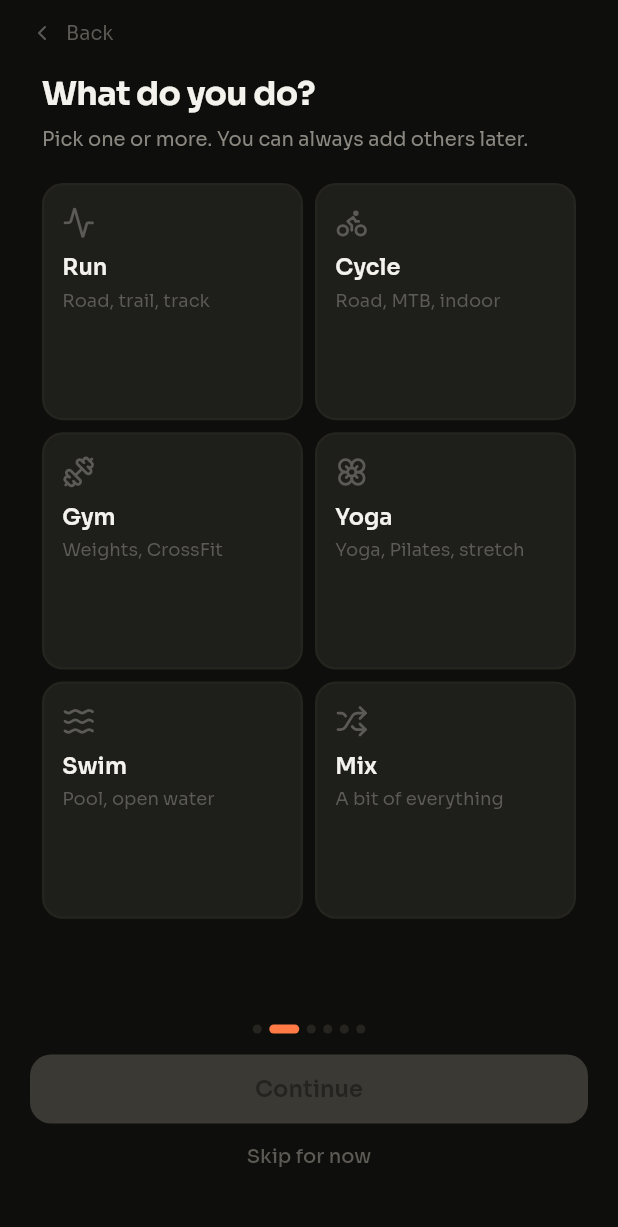
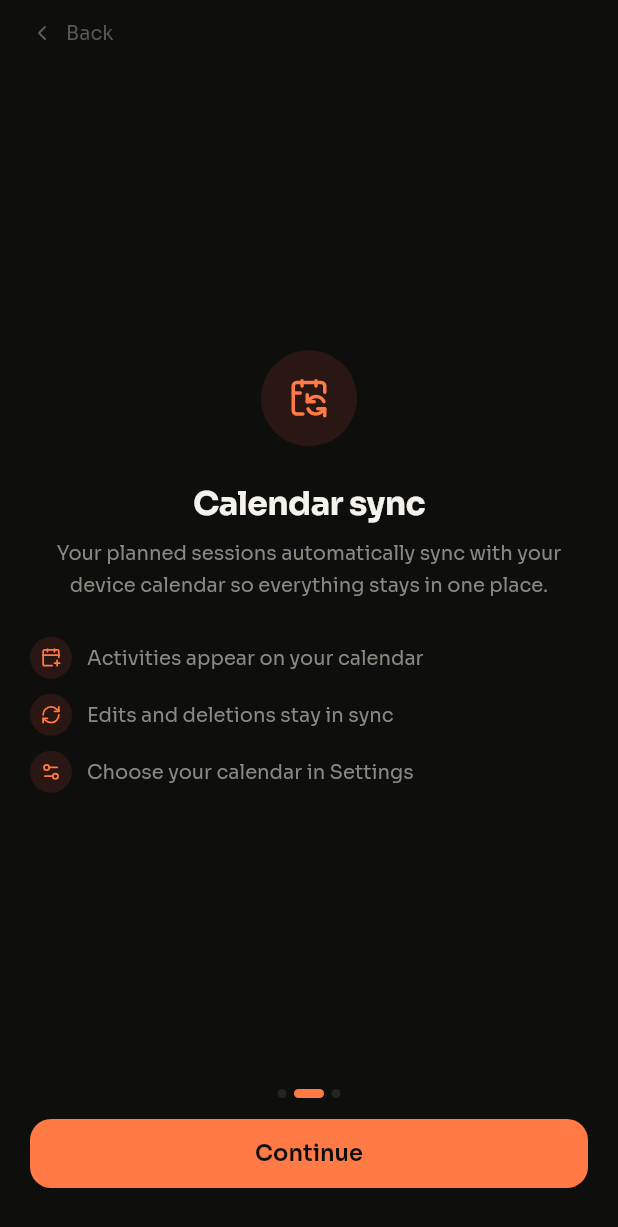
Before and after one commit to devTurambar/sports-planner-app, a Flutter app: the screen it shows after launch, after a tap on "Get started", on a phone screen of 412 x 824 dp. Shown: the top 1227 px of the screen. Run offline on Flutter 3.47's test engine with Material 3 defaults, Android fonts, the phone set to English and light mode, and no system bars; our stand-ins replace google_fonts, lucide_icons_flutter, shared_preferences, sqflite, supabase_flutter, timezone; missing offline and left inert: device_calendar; accounts and stored records are empty; network calls fail.

Commit message:
Onboarding restructure and simplification

```diff
--- a/lib/screens/onboarding/onboarding_screen.dart
+++ b/lib/screens/onboarding/onboarding_screen.dart
@@ -6,11 +6,8 @@ import '../../state/onboarding_controller.dart';
 import '../../theme/kadence_colors.dart';
 import '../../theme/kadence_spacing.dart';
 import '../../theme/kadence_text_styles.dart';
-import 'steps/days_step.dart';
-import 'steps/notify_step.dart';
-import 'steps/ready_step.dart';
+import 'steps/calendar_step.dart';
 import 'steps/signin_step.dart';
-import 'steps/sport_step.dart';
 import 'steps/welcome_step.dart';
 
 /// Multi-step onboarding. State is persisted as the user advances so
@@ -29,7 +26,7 @@ class _OnboardingScreenState extends State<OnboardingScreen> {
   int _step = 0;
 
   Future<void> _go(int next) async {
-    if (next >= 6) {
+    if (next >= 3) {
       await context.read<OnboardingController>().complete();
       widget.onFinished();
       return;
@@ -40,38 +37,11 @@ class _OnboardingScreenState extends State<OnboardingScreen> {
   @override
   Widget build(BuildContext context) {
     final colors = context.colors;
-    final onboarding = context.watch<OnboardingController>();
 
     final steps = <Widget>[
       WelcomeStep(onNext: () => _go(1)),
-      SportStep(
-        initialSelection: onboarding.sports,
-        onNext: (sports) async {
-          await onboarding.setSports(sports);
-          _go(2);
-        },
-      ),
-      DaysStep(
-        initialSelection: onboarding.trainingDays,
-        onNext: (days) async {
-          await onboarding.setTrainingDays(days);
-          _go(3);
-        },
-      ),
-      NotifyStep(
-        initialValue: null,
-        onNext: (enabled) async {
-          await onboarding.setReminders(enabled: enabled);
-          _go(4);
-        },
-      ),
-      ReadyStep(
-        trainingDays: onboarding.trainingDays,
-        onDone: () => _go(5),
-      ),
-      SignInStep(
-        onSkip: () => _go(6),
-      ),
+      CalendarStep(onNext: () => _go(2)),
+      SignInStep(onSkip: () => _go(3)),
     ];
 
     return Scaffold(
@@ -80,7 +50,7 @@ class _OnboardingScreenState extends State<OnboardingScreen> {
         child: Column(
           children: <Widget>[
             _TopRow(
-              canGoBack: _step > 0 && _step < 4 || _step == 5,
+              canGoBack: _step > 0,
               onBack: () => _go(_step - 1),
             ),
             Expanded(
--- a/lib/screens/onboarding/steps/notify_step.dart
+++ b/lib/screens/onboarding/steps/calendar_step.dart
@@ -6,25 +6,12 @@ import '../../../theme/kadence_spacing.dart';
 import '../../../theme/kadence_text_styles.dart';
 import '../../../widgets/k_button.dart';
 import '../widgets/progress_dots.dart';
-import '../widgets/selectable_tile.dart';
 
-/// Reminder opt-in screen.
-class NotifyStep extends StatefulWidget {
-  const NotifyStep({
-    required this.initialValue,
-    required this.onNext,
-    super.key,
-  });
+/// Informs the user that activities sync with their device calendar.
+class CalendarStep extends StatelessWidget {
+  const CalendarStep({required this.onNext, super.key});
 
-  final bool? initialValue;
-  final ValueChanged<bool> onNext;
-
-  @override
-  State<NotifyStep> createState() => _NotifyStepState();
-}
-
-class _NotifyStepState extends State<NotifyStep> {
-  late bool? _choice = widget.initialValue;
+  final VoidCallback onNext;
 
   @override
   Widget build(BuildContext context) {
@@ -49,7 +36,7 @@ class _NotifyStepState extends State<NotifyStep> {
                     ),
                     alignment: Alignment.center,
                     child: Icon(
-                      LucideIcons.bell,
+                      LucideIcons.calendarSync,
                       size: 28,
                       color: colors.accent,
                     ),
@@ -57,7 +44,7 @@ class _NotifyStepState extends State<NotifyStep> {
                 ),
                 const SizedBox(height: KSpace.s6),
                 Text(
-                  'Reminders',
+                  'Calendar sync',
                   textAlign: TextAlign.center,
                   style: KText.h2.copyWith(
                     fontSize: 22,
@@ -68,8 +55,8 @@ class _NotifyStepState extends State<NotifyStep> {
                 ),
                 const SizedBox(height: KSpace.s2),
                 Text(
-                  'Get a nudge before each planned session. Useful if you '
-                  'need a prompt to get out the door.',
+                  'Your planned sessions automatically sync with '
+                  'your device calendar so everything stays in one place.',
                   textAlign: TextAlign.center,
                   style: KText.bodySm.copyWith(
                     color: colors.fgSecondary,
@@ -77,31 +64,68 @@ class _NotifyStepState extends State<NotifyStep> {
                   ),
                 ),
                 const SizedBox(height: KSpace.s6),
-                SelectableTile(
-                  title: 'Yes, remind me',
-                  subtitle: '30 min before each session',
-                  selected: _choice == true,
-                  onTap: () => setState(() => _choice = true),
+                _InfoRow(
+                  icon: LucideIcons.calendarPlus,
+                  text: 'Activities appear on your calendar',
+                  colors: colors,
                 ),
-                const SizedBox(height: KSpace.s2),
-                SelectableTile(
-                  title: 'No thanks',
-                  subtitle: "I'll check the app myself",
-                  selected: _choice == false,
-                  onTap: () => setState(() => _choice = false),
+                const SizedBox(height: KSpace.s2 + 2),
+                _InfoRow(
+                  icon: LucideIcons.refreshCw,
+                  text: 'Edits and deletions stay in sync',
+                  colors: colors,
+                ),
+                const SizedBox(height: KSpace.s2 + 2),
+                _InfoRow(
+                  icon: LucideIcons.settings2,
+                  text: 'Choose your calendar in Settings',
+                  colors: colors,
                 ),
               ],
             ),
           ),
-          const ProgressDots(total: 6, current: 3),
+          const ProgressDots(total: 3, current: 1),
           const SizedBox(height: KSpace.s1 + 2),
-          KButton(
-            label: 'Continue',
-            onPressed:
-                _choice == null ? null : () => widget.onNext(_choice!),
-          ),
+          KButton(label: 'Continue', onPressed: onNext),
         ],
       ),
     );
   }
 }
+
+class _InfoRow extends StatelessWidget {
+  const _InfoRow({
+    required this.icon,
+    required this.text,
+    required this.colors,
+  });
+
+  final IconData icon;
+  final String text;
+  final KadenceColors colors;
+
+  @override
+  Widget build(BuildContext context) {
+    return Row(
+      children: <Widget>[
+        Container(
+          width: 28,
+          height: 28,
+          decoration: BoxDecoration(
+            color: colors.accentLight,
+            shape: BoxShape.circle,
+          ),
+          alignment: Alignment.center,
+          child: Icon(icon, size: 14, color: colors.accent),
+        ),
+        const SizedBox(width: KSpace.s2 + 2),
+        Expanded(
+          child: Text(
+            text,
+            style: KText.bodySm.copyWith(color: colors.fgSecondary),
+          ),
+        ),
+      ],
+    );
+  }
+}
--- a/lib/screens/onboarding/steps/signin_step.dart
+++ b/lib/screens/onboarding/steps/signin_step.dart
@@ -80,7 +80,7 @@ class SignInStep extends StatelessWidget {
               ],
             ),
           ),
-          const ProgressDots(total: 6, current: 5),
+          const ProgressDots(total: 3, current: 2),
           const SizedBox(height: KSpace.s1 + 2),
           KButton(
             label: 'Skip for now',
--- a/lib/screens/onboarding/steps/sport_step.dart
+++ /dev/null
@@ -1,190 +0,0 @@
-import 'package:flutter/material.dart';
-import 'package:lucide_icons_flutter/lucide_icons.dart';
-
-import '../../../theme/kadence_colors.dart';
-import '../../../theme/kadence_spacing.dart';
-import '../../../theme/kadence_text_styles.dart';
-import '../../../widgets/k_button.dart';
-import '../widgets/progress_dots.dart';
-
-/// "What do you do?" — multi-select sport picker.
-class SportStep extends StatefulWidget {
-  const SportStep({
-    required this.initialSelection,
-    required this.onNext,
-    super.key,
-  });
-
-  final List<String> initialSelection;
-  final ValueChanged<List<String>> onNext;
-
-  @override
-  State<SportStep> createState() => _SportStepState();
-}
-
-class _SportStepState extends State<SportStep> {
-  static const List<_Sport> _sports = <_Sport>[
-    _Sport('run', 'Run', LucideIcons.activity, 'Road, trail, track'),
-    _Sport('cycle', 'Cycle', LucideIcons.bike, 'Road, MTB, indoor'),
-    _Sport('gym', 'Gym', LucideIcons.dumbbell, 'Weights, CrossFit'),
-    _Sport('yoga', 'Yoga', LucideIcons.flower, 'Yoga, Pilates, stretch'),
-    _Sport('swim', 'Swim', LucideIcons.waves, 'Pool, open water'),
-    _Sport('mix', 'Mix', LucideIcons.shuffle, 'A bit of everything'),
-  ];
-
-  late final Set<String> _selected = <String>{...widget.initialSelection};
-
-  @override
-  Widget build(BuildContext context) {
-    final colors = context.colors;
-    return Padding(
-      padding: const EdgeInsets.fromLTRB(20, 0, 20, KSpace.s8),
-      child: Column(
-        crossAxisAlignment: CrossAxisAlignment.stretch,
-        children: <Widget>[
-          Padding(
-            padding: const EdgeInsets.fromLTRB(KSpace.s2, 4, KSpace.s2, KSpace.s5),
-            child: Column(
-              crossAxisAlignment: CrossAxisAlignment.start,
-              children: <Widget>[
-                Text(
-                  'What do you do?',
-                  style: KText.h2.copyWith(
-                    fontSize: 22,
-                    fontWeight: FontWeight.w700,
-                    color: colors.fgPrimary,
-                    letterSpacing: -0.44,
-                  ),
-                ),
-                const SizedBox(height: KSpace.s1 + 2),
-                Text(
-                  'Pick one or more. You can always add others later.',
-                  style: KText.bodySm.copyWith(color: colors.fgSecondary),
-                ),
-              ],
-            ),
-          ),
-          Expanded(
-            child: GridView.count(
-              padding: const EdgeInsets.symmetric(horizontal: KSpace.s2),
-              crossAxisCount: 2,
-              mainAxisSpacing: KSpace.s2,
-              crossAxisSpacing: KSpace.s2,
-              childAspectRatio: 1.1,
-              physics: const BouncingScrollPhysics(),
-              children: _sports.map(_buildTile).toList(growable: false),
-            ),
-          ),
-          const SizedBox(height: KSpace.s4),
-          const ProgressDots(total: 6, current: 1),
-          const SizedBox(height: KSpace.s1 + 2),
-          KButton(
-            label: 'Continue',
-            onPressed: _selected.isEmpty
-                ? null
-                : () => widget.onNext(_selected.toList()),
-          ),
-          KButton(
-            label: 'Skip for now',
-            variant: KButtonVariant.ghost,
-            onPressed: () => widget.onNext(const <String>[]),
-          ),
-        ],
-      ),
-    );
-  }
-
-  Widget _buildTile(_Sport sport) {
-    final colors = context.colors;
-    final selected = _selected.contains(sport.id);
-    return AnimatedContainer(
-      duration: KMotion.fast,
-      decoration: BoxDecoration(
-        color: selected ? colors.accentLight : colors.bgElevated,
-        border: Border.all(
-          color: selected ? colors.accent : colors.border,
-          width: 1.5,
-        ),
-        borderRadius: BorderRadius.circular(KRadius.lg),
-      ),
-      child: Material(
-        color: Colors.transparent,
-        child: InkWell(
-          borderRadius: BorderRadius.circular(KRadius.lg),
-          onTap: () => setState(() {
-            if (selected) {
-              _selected.remove(sport.id);
-            } else {
-              _selected.add(sport.id);
-            }
-          }),
-          child: Padding(
-            padding: const EdgeInsets.fromLTRB(
-              KSpace.s3,
-              KSpace.s3 + 2,
-              KSpace.s3,
-              KSpace.s3,
-            ),
-            child: Column(
-              crossAxisAlignment: CrossAxisAlignment.start,
-              children: <Widget>[
-                Icon(
-                  sport.icon,
-                  size: 22,
-                  color: selected ? colors.accent : colors.fgTertiary,
-                ),
-                const SizedBox(height: KSpace.s2),
-                Text(
-                  sport.label,
-                  style: KText.body.copyWith(
-                    fontWeight: FontWeight.w600,
-                    color: selected ? colors.accent : colors.fgPrimary,
-                  ),
-                ),
-                const SizedBox(height: 2),
-                Text(
-                  sport.description,
-                  style: KText.caption.copyWith(
-                    color: selected ? colors.accentMuted : colors.fgTertiary,
-                    height: 1.3,
-                  ),
-                ),
-                const Spacer(),
-                AnimatedOpacity(
-                  duration: KMotion.fast,
-                  opacity: selected ? 1 : 0,
-                  child: Align(
-                    alignment: Alignment.bottomRight,
-                    child: Container(
-                      width: 16,
-                      height: 16,
-                      decoration: BoxDecoration(
-                        color: colors.accent,
-                        shape: BoxShape.circle,
-                      ),
-                      alignment: Alignment.center,
-                      child: Icon(
-                        LucideIcons.check,
-                        size: 10,
-                        color: colors.accentFg,
-                      ),
-                    ),
-                  ),
-                ),
-              ],
-            ),
-          ),
-        ),
-      ),
-    );
-  }
-}
-
-class _Sport {
-  const _Sport(this.id, this.label, this.icon, this.description);
-
-  final String id;
-  final String label;
-  final IconData icon;
-  final String description;
-}
--- a/lib/screens/onboarding/steps/welcome_step.dart
+++ b/lib/screens/onboarding/steps/welcome_step.dart
@@ -39,7 +39,7 @@ class WelcomeStep extends StatelessWidget {
                 ),
                 const SizedBox(height: KSpace.s2),
                 Text(
-                  'Plan your week.\nMove your body.',
+                  'Plan, track & move.',
                   textAlign: TextAlign.center,
                   style: KText.body.copyWith(
                     fontSize: 16,
@@ -51,12 +51,12 @@ class WelcomeStep extends StatelessWidget {
                 const SizedBox(height: KSpace.s6),
                 const _FeatureRow(
                   icon: LucideIcons.circleDashed,
-                  text: 'Plan sessions before the week starts',
+                  text: 'A simple weekly activity tracker',
                 ),
                 const SizedBox(height: KSpace.s2 + 2),
                 const _FeatureRow(
                   icon: LucideIcons.check,
-                  text: 'Check off as you go',
+                  text: 'Check off sessions as you go',
                 ),
                 const SizedBox(height: KSpace.s2 + 2),
                 const _FeatureRow(
@@ -66,7 +66,7 @@ class WelcomeStep extends StatelessWidget {
               ],
             ),
           ),
-          const ProgressDots(total: 6, current: 0),
+          const ProgressDots(total: 3, current: 0),
           const SizedBox(height: KSpace.s1 + 2),
           KButton(label: 'Get started', onPressed: onNext),
         ],
```
Also changed, not shown: lib/screens/onboarding/steps/days_step.dart (deleted, +0 -100 lines), lib/screens/onboarding/steps/ready_step.dart (deleted, +0 -157 lines), lib/screens/onboarding/widgets/selectable_tile.dart (deleted, +0 -123 lines), icon_drafts/activity.svg (added), icon_drafts/combination.svg (added), icon_drafts/minimal.svg (added), 1 other file.
